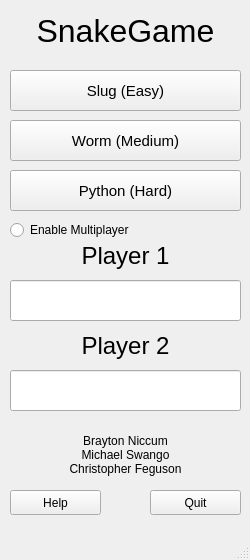
The window that SnakeGame/mainmenu.ui (niccum300/SnakeGame) describes before a commit, drawn with Qt 5.
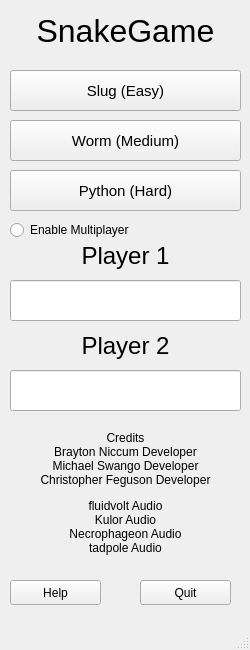
The same window after the commit.

Commit message: Fixed Close Button and Added Credits

```diff
--- a/SnakeGame/mainmenu.ui
+++ b/SnakeGame/mainmenu.ui
@@ -7,7 +7,7 @@
     <x>0</x>
     <y>0</y>
     <width>250</width>
-    <height>560</height>
+    <height>650</height>
    </rect>
   </property>
   <property name="sizePolicy">
@@ -19,13 +19,13 @@
   <property name="minimumSize">
    <size>
     <width>250</width>
-    <height>410</height>
+    <height>650</height>
    </size>
   </property>
   <property name="maximumSize">
    <size>
     <width>250</width>
-    <height>560</height>
+    <height>650</height>
    </size>
   </property>
   <property name="windowTitle">
@@ -116,11 +116,17 @@
       <x>30</x>
       <y>430</y>
       <width>191</width>
-      <height>51</height>
+      <height>141</height>
      </rect>
     </property>
     <property name="text">
-     <string>&lt;html&gt;&lt;head/&gt;&lt;body&gt;&lt;p&gt;Brayton Niccum&lt;br&gt;Michael Swango&lt;br&gt;Christopher Feguson&lt;/p&gt;&lt;/body&gt;&lt;/html&gt;</string>
+     <string>&lt;html&gt;
+&lt;body&gt;
+&lt;p&gt;Credits &lt;br/&gt;Brayton Niccum Developer&lt;br/&gt;Michael Swango Developer&lt;br/&gt;Christopher Feguson Developer&lt;/p&gt;
+&lt;p &gt;fluidvolt Audio &lt;br/&gt;Kulor Audio &lt;br/&gt;Necrophageon Audio&lt;br/&gt;tadpole Audio&lt;br/&gt;
+&lt;/p&gt;
+&lt;/body&gt;
+&lt;/html&gt;</string>
     </property>
     <property name="alignment">
      <set>Qt::AlignCenter</set>
@@ -129,8 +135,8 @@
    <widget class="QPushButton" name="btn_quit">
     <property name="geometry">
      <rect>
-      <x>150</x>
-      <y>490</y>
+      <x>140</x>
+      <y>580</y>
       <width>91</width>
       <height>25</height>
      </rect>
@@ -230,7 +236,7 @@
     <property name="geometry">
      <rect>
       <x>10</x>
-      <y>490</y>
+      <y>580</y>
       <width>91</width>
       <height>25</height>
      </rect>
```
Left out of the diff: 2 changed lines with no effect on the pictures. The commit also changes 3 other files.
